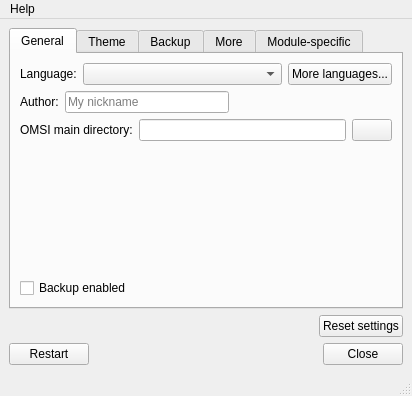
Qt form OTModules/OTGeneric/wsettings.ui (pietr26/OMSI-Tools) before a commit.
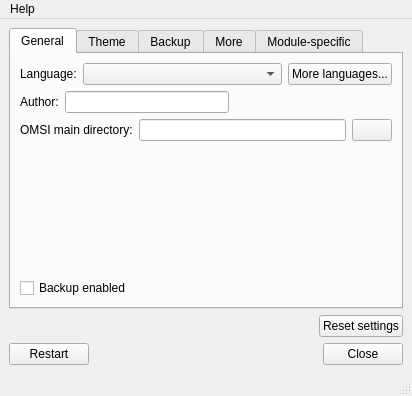
The same form after that commit. Icons and pictures are not drawn.

```diff
--- a/OTModules/OTGeneric/wsettings.ui
+++ b/OTModules/OTGeneric/wsettings.ui
@@ -91,7 +91,7 @@
           <item>
            <widget class="QLineEdit" name="ledAuthor">
             <property name="placeholderText">
-             <string>My nickname</string>
+             <string notr="true"/>
             </property>
            </widget>
           </item>
```
